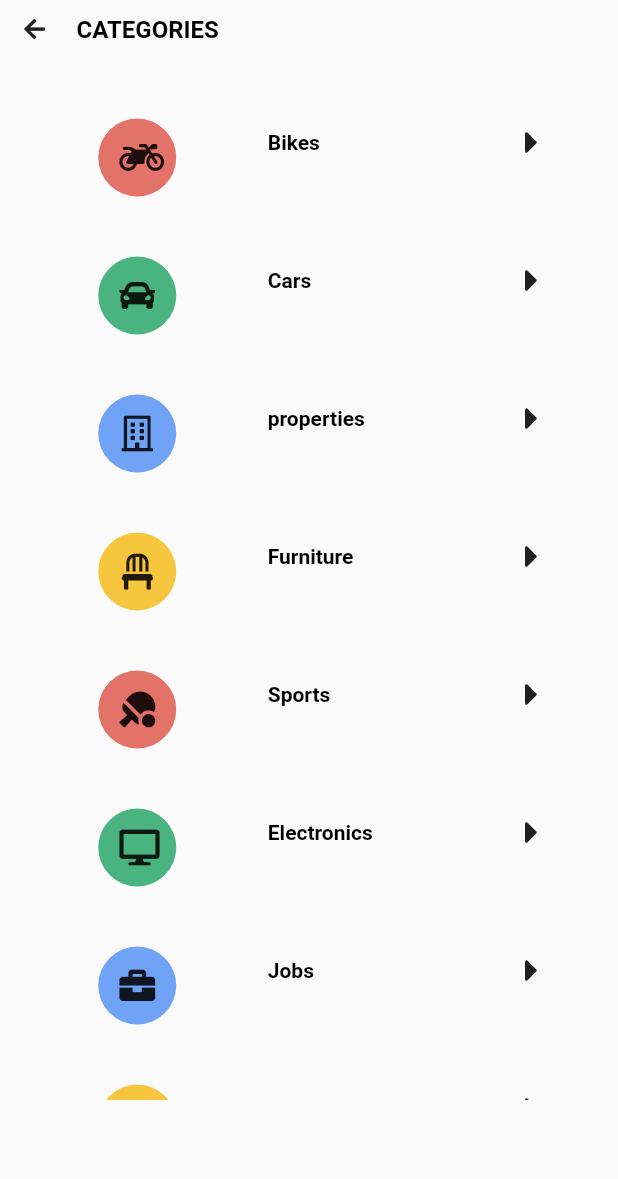
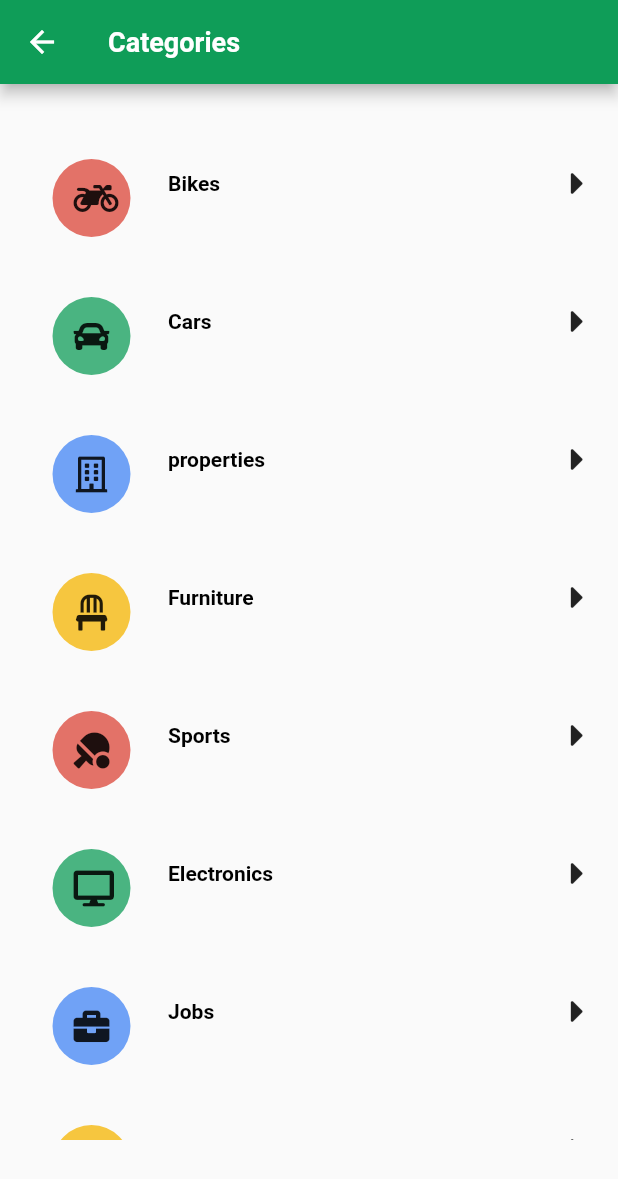
Before and after one commit to DineshRajput21/buyAndsell-Flutter, a Flutter app: the CategoriesScreen screen opened by its route, on a phone screen of 412 x 824 dp. Shown: the top 1179 px of the screen. Run offline on Flutter 3.47's test engine with Material 2 defaults, Android fonts, the phone set to English and light mode, and no system bars; our stand-ins replace avatar_glow, bottom_navy_bar, carousel_pro, flutter_custom_clippers, flutter_slidable, font_awesome_flutter and 1 more; missing offline and left inert: flip_panel.

Commit message:
minor fixes and version update

```diff
--- a/lib/screens/exploreScreens/categories/Categories.dart
+++ b/lib/screens/exploreScreens/categories/Categories.dart
@@ -63,30 +63,16 @@ class CategoriesScreen extends StatelessWidget {
     var height = MediaQuery.of(context).size.height;
     var width = MediaQuery.of(context).size.width;
     return Scaffold(
+      appBar: AppBar(
+        backgroundColor: AppColors.GreenDark,
+        title: Text('Categories',
+            style: TextStyle(fontSize: 18, fontWeight: FontWeight.bold)),
+      ),
       body: SafeArea(
-        child: Container(
-          padding: EdgeInsets.fromLTRB(15, 10, 15, 10),
+        child: SingleChildScrollView(
+          padding: EdgeInsets.fromLTRB(15, 0, 15, 30),
           child: Column(
             children: <Widget>[
-              GestureDetector(
-                onTap: () => Navigator.pop(context),
-                child: Row(
-                  mainAxisAlignment: MainAxisAlignment.start,
-                  children: <Widget>[
-                    Icon(FontAwesomeIcons.arrowLeft, size: 16,),
-                    Container(
-                      padding: EdgeInsets.only(left: 20),
-                      child: Text(
-                        'CATEGORIES',
-                        style: TextStyle(
-                            fontSize: 16,
-                            fontWeight: FontWeight.bold,
-                            color: Colors.black),
-                      ),
-                    ),
-                  ],
-                ),
-              ),
               Container(
                 height: MediaQuery.of(context).size.height / 1.17,
                 padding: EdgeInsets.only(top: 20),
@@ -94,7 +80,10 @@ class CategoriesScreen extends StatelessWidget {
                   child: ListView.builder(
                       itemCount: catArray.length,
                       itemBuilder: (BuildContext context, int index) => Row(
-                        mainAxisAlignment: MainAxisAlignment.spaceAround,
+                            mainAxisAlignment: MainAxisAlignment.spaceBetween,
+                            children: <Widget>[
+                              Row(
+                                crossAxisAlignment: CrossAxisAlignment.center,
                                 children: <Widget>[
                                   Container(
                                     margin: EdgeInsets.fromLTRB(20, 30, 0, 10),
@@ -111,12 +100,15 @@ class CategoriesScreen extends StatelessWidget {
                                         child: Icon(catArray[index]['icon'])),
                                   ),
                                   Container(
-                                width: width / 4,
+                                    width: width / 2,
+                                    padding: EdgeInsets.only(left: 25),
                                     child: Text(catArray[index]['name'],
                                         style: TextStyle(
                                             fontSize: 14,
                                             fontWeight: FontWeight.w600,
                                             color: Colors.black)),
+                                  ),
+                                ],
                               ),
                               Icon(FontAwesomeIcons.caretRight)
                             ],
--- a/pubspec.yaml
+++ b/pubspec.yaml
@@ -2,7 +2,7 @@ name: BuyAndSell
 description: A new Flutter project.
 
 publish_to: 'none' # Remove this line if you wish to publish to pub.dev
-version: 1.0.0+1
+version: 1.0.1+2
 
 environment:
   sdk: ">=2.7.0 <3.0.0"
```
Also changed, not shown: lib/screens/exploreScreens/adsDetails/AdsDetails.dart (+11 -11 lines), 1 other file. Lines whose indentation alone changed are shown as unchanged.
